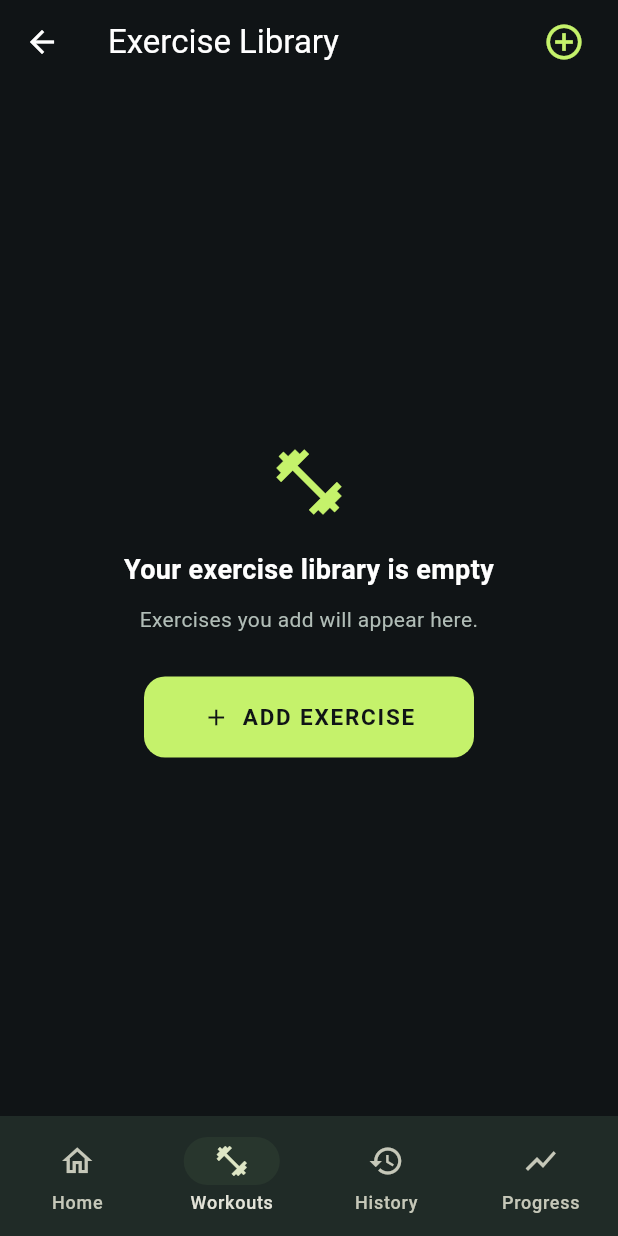
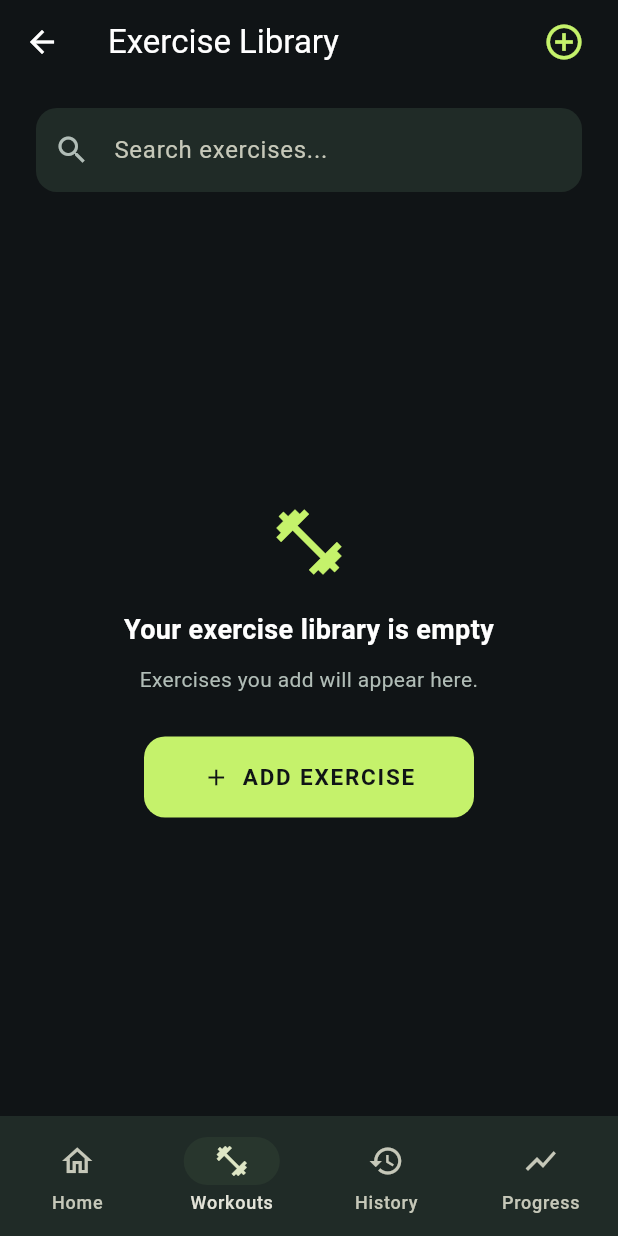
Before and after one commit to ACodes3/projects, a Flutter app: the ExerciseLibraryScreen screen opened by its route, on a phone screen of 412 x 824 dp. Run offline on Flutter 3.47's test engine with Material 3 defaults, Android fonts, the phone set to English and light mode, and no system bars; our stand-ins replace drift, drift_flutter, flutter_riverpod, go_router, material_ui; accounts and stored records are empty; generated files the repository leaves out were written again.

Commit message:
Live exercise search

```diff
--- a/mobile-apps/kinetiq/lib/features/exercises/presentation/screens/exercise_library_screen.dart
+++ b/mobile-apps/kinetiq/lib/features/exercises/presentation/screens/exercise_library_screen.dart
@@ -1,20 +1,29 @@
 
 import 'package:flutter_riverpod/flutter_riverpod.dart';
+import 'package:go_router/go_router.dart';
 import 'package:material_ui/material_ui.dart';
-import 'package:go_router/go_router.dart';
 
 import 'package:kinetiq/app/router/app_router.dart';
 import 'package:kinetiq/app/theme/kinetiq_theme.dart';
 import 'package:kinetiq/features/exercises/providers/exercise_providers.dart';
 
 /// Displays exercises stored in the local SQLite database.
-class ExerciseLibraryScreen extends ConsumerWidget {
+class ExerciseLibraryScreen extends ConsumerStatefulWidget {
   const ExerciseLibraryScreen({super.key});
 
+  @override
+  ConsumerState<ExerciseLibraryScreen> createState() =>
+      _ExerciseLibraryScreenState();
+}
 
+class _ExerciseLibraryScreenState
+    extends ConsumerState<ExerciseLibraryScreen> {
+  // Local UI state for filtering exercises by name.
+  String _searchQuery = '';
+
+  /// Asks the user to confirm before deleting a custom exercise.
   Future<void> _confirmDelete(
       BuildContext context,
-      WidgetRef ref,
       int exerciseId,
       String exerciseName,
       ) async {
@@ -50,7 +59,9 @@ class ExerciseLibraryScreen extends ConsumerWidget {
               },
               child: const Text(
                 'DELETE',
-                style: TextStyle(color: Colors.redAccent),
+                style: TextStyle(
+                  color: Colors.redAccent,
+                ),
               ),
             ),
           ],
@@ -58,6 +69,7 @@ class ExerciseLibraryScreen extends ConsumerWidget {
       },
     );
 
+    // Stop if the user cancelled or dismissed the dialog.
     if (shouldDelete != true || !context.mounted) {
       return;
     }
@@ -65,8 +77,9 @@ class ExerciseLibraryScreen extends ConsumerWidget {
     try {
       final repository = ref.read(exerciseRepositoryProvider);
 
-      final deletedRows =
-      await repository.deleteExercise(exerciseId);
+      final deletedRows = await repository.deleteExercise(
+        exerciseId,
+      );
 
       if (!context.mounted) return;
 
@@ -93,11 +106,16 @@ class ExerciseLibraryScreen extends ConsumerWidget {
   }
 
   @override
-  Widget build(BuildContext context, WidgetRef ref) {
+  Widget build(BuildContext context) {
+    // Watch the reactive SQLite exercise list through Riverpod.
     final exercisesAsync = ref.watch(exercisesProvider);
 
     return Scaffold(
       backgroundColor: KinetiqColors.background,
+
+      // --------------------------------------------------------
+      // APP BAR
+      // --------------------------------------------------------
       appBar: AppBar(
         title: const Text('Exercise Library'),
         backgroundColor: KinetiqColors.background,
@@ -116,15 +134,55 @@ class ExerciseLibraryScreen extends ConsumerWidget {
           const SizedBox(width: 12),
         ],
       ),
-      body: exercisesAsync.when(
-        // Database query is loading.
+
+      // --------------------------------------------------------
+      // SEARCH + EXERCISE CONTENT
+      // --------------------------------------------------------
+      body: Column(
+        children: [
+          // Search field.
+          Padding(
+            padding: const EdgeInsets.fromLTRB(24, 16, 24, 8),
+            child: TextField(
+              onChanged: (value) {
+                setState(() {
+                  _searchQuery = value.trim().toLowerCase();
+                });
+              },
+              style: const TextStyle(
+                color: KinetiqColors.textPrimary,
+              ),
+              decoration: InputDecoration(
+                hintText: 'Search exercises...',
+                prefixIcon: const Icon(
+                  Icons.search,
+                  color: KinetiqColors.textSecondary,
+                ),
+                filled: true,
+                fillColor: KinetiqColors.surface,
+                border: OutlineInputBorder(
+                  borderRadius: BorderRadius.circular(14),
+                  borderSide: BorderSide.none,
+                ),
+              ),
+            ),
+          ),
+
+          // Database content fills the remaining screen space.
+          Expanded(
+            child: exercisesAsync.when(
+              // ------------------------------------------------
+              // LOADING STATE
+              // ------------------------------------------------
               loading: () => const Center(
                 child: CircularProgressIndicator(
                   color: KinetiqColors.primary,
                 ),
               ),
 
-        // Database query failed.
+              // ------------------------------------------------
+              // ERROR STATE
+              // ------------------------------------------------
               error: (error, stackTrace) => Center(
                 child: Padding(
                   padding: const EdgeInsets.all(24),
@@ -138,8 +196,18 @@ class ExerciseLibraryScreen extends ConsumerWidget {
                 ),
               ),
 
-        // Database query succeeded.
+              // ------------------------------------------------
+              // DATA STATE
+              // ------------------------------------------------
               data: (exercises) {
+                // Filter exercises locally by their name.
+                final filteredExercises = exercises.where((exercise) {
+                  return exercise.name
+                      .toLowerCase()
+                      .contains(_searchQuery);
+                }).toList();
+
+                // Empty library (no exercises in SQLite).
                 if (exercises.isEmpty) {
                   return Center(
                     child: Padding(
@@ -171,10 +239,9 @@ class ExerciseLibraryScreen extends ConsumerWidget {
                               fontSize: 14,
                             ),
                           ),
-
                           const SizedBox(height: 28),
 
-                    // Add exercise button for the empty state.
+                          // Create the first exercise.
                           SizedBox(
                             width: 220,
                             child: ElevatedButton.icon(
@@ -199,14 +266,54 @@ class ExerciseLibraryScreen extends ConsumerWidget {
                   );
                 }
 
-          // Display saved exercises.
+                // Search query returned no matches.
+                if (filteredExercises.isEmpty) {
+                  return const Center(
+                    child: Padding(
+                      padding: EdgeInsets.all(24),
+                      child: Column(
+                        mainAxisSize: MainAxisSize.min,
+                        children: [
+                          Icon(
+                            Icons.search_off_outlined,
+                            size: 52,
+                            color: KinetiqColors.textMuted,
+                          ),
+                          SizedBox(height: 20),
+                          Text(
+                            'No matching exercises',
+                            textAlign: TextAlign.center,
+                            style: TextStyle(
+                              color: KinetiqColors.textPrimary,
+                              fontSize: 18,
+                              fontWeight: FontWeight.w700,
+                            ),
+                          ),
+                          SizedBox(height: 10),
+                          Text(
+                            'Try searching for a different exercise.',
+                            textAlign: TextAlign.center,
+                            style: TextStyle(
+                              color: KinetiqColors.textSecondary,
+                              fontSize: 14,
+                            ),
+                          ),
+                        ],
+                      ),
+                    ),
+                  );
+                }
+
+                // ------------------------------------------------
+                // EXERCISE LIST
+                // ------------------------------------------------
                 return ListView.separated(
                   padding: const EdgeInsets.all(24),
-            itemCount: exercises.length,
+                  itemCount: filteredExercises.length,
                   separatorBuilder: (context, index) =>
                   const SizedBox(height: 12),
                   itemBuilder: (context, index) {
-              final exercise = exercises[index];
+                    final exercise = filteredExercises[index];
 
                     return Container(
                       padding: const EdgeInsets.all(18),
@@ -257,9 +364,9 @@ class ExerciseLibraryScreen extends ConsumerWidget {
                             ),
                           ),
 
-                    // NEW: Edit exercise button.
                           const SizedBox(width: 8),
 
+                          // Edit custom exercises.
                           IconButton(
                             tooltip: 'Edit ${exercise.name}',
                             onPressed: exercise.isCustom
@@ -267,7 +374,8 @@ class ExerciseLibraryScreen extends ConsumerWidget {
                               context.pushNamed(
                                 'edit-exercise',
                                 pathParameters: {
-                            'exerciseId': exercise.id.toString(),
+                                  'exerciseId':
+                                  exercise.id.toString(),
                                 },
                               );
                             }
@@ -281,15 +389,13 @@ class ExerciseLibraryScreen extends ConsumerWidget {
                             ),
                           ),
 
-
-// Delete custom exercise.
+                          // Delete custom exercises.
                           IconButton(
                             tooltip: 'Delete ${exercise.name}',
                             onPressed: exercise.isCustom
                                 ? () {
                               _confirmDelete(
                                 context,
-                          ref,
                                 exercise.id,
                                 exercise.name,
                               );
@@ -310,6 +416,9 @@ class ExerciseLibraryScreen extends ConsumerWidget {
                 );
               },
             ),
+          ),
+        ],
+      ),
     );
   }
 }
```
Lines whose indentation alone changed are shown as unchanged.
